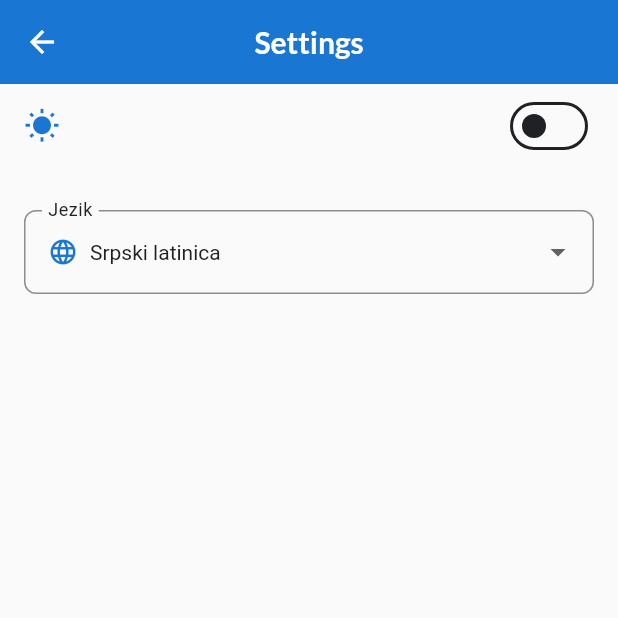
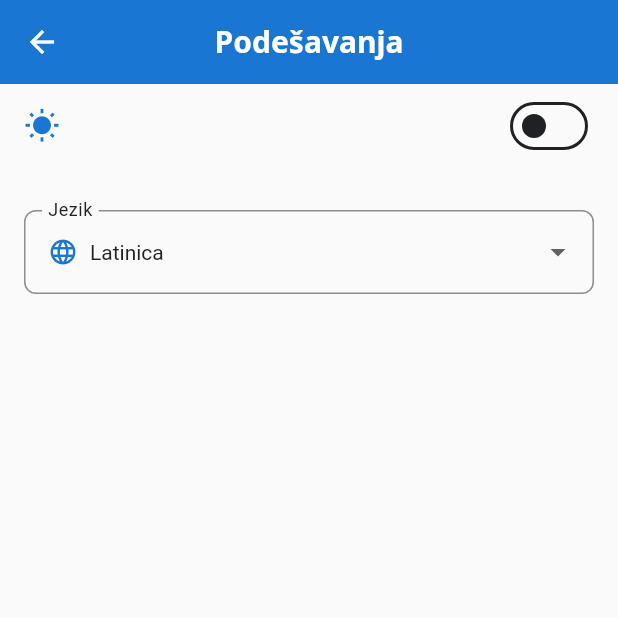
Before and after one commit to pero-grubac/ETFOglasi, a Flutter app: the screen it shows after launch, in the side drawer, after a tap on "Podešavanja", on a phone screen of 412 x 824 dp, the top half of it. Run offline on Flutter 3.47's test engine with Material 3 defaults, Android fonts, the phone set to English and light mode, and no system bars; our stand-ins replace file_picker, flutter_riverpod, get_it, google_fonts, open_filex, permission_handler and 1 more; generated files the repository leaves out were written again.

Commit message:
localization

```diff
--- /dev/null
+++ b/l10n.yaml
@@ -0,0 +1,3 @@
+arb-dir: lib/core/l10n
+template-arb-file: app_sr_Latn.arb
+output-localization-file: app_localizations.dart
--- a/lib/core/service/provider/locale_notifier.dart
+++ b/lib/core/service/provider/locale_notifier.dart
@@ -10,8 +10,17 @@ class LocaleNotifier extends StateNotifier<Locale> {
   }
 }
 
+Locale parseLocale(String localeString) {
+  final parts = localeString.split('-');
+  if (parts.length == 2) {
+    return Locale.fromSubtags(languageCode: parts[0], scriptCode: parts[1]);
+  } else {
+    return Locale(localeString);
+  }
+}
+
 final localeProvider = StateNotifierProvider<LocaleNotifier, Locale>((ref) {
   final localSettings = ref.watch(localSettingsProvider);
-  final locale = Locale(localSettings.language);
+  final locale = parseLocale(localSettings.language);
   return LocaleNotifier(locale);
 });
--- a/lib/core/ui/theme/theme.dart
+++ b/lib/core/ui/theme/theme.dart
@@ -92,7 +92,7 @@ class AppTheme {
         backgroundColor: colorScheme.primary,
         foregroundColor: colorScheme.onPrimary,
         iconTheme: IconThemeData(color: colorScheme.onPrimary),
-        titleTextStyle: GoogleFonts.lato(
+        titleTextStyle: GoogleFonts.notoSans(
           fontSize: 20,
           fontWeight: FontWeight.bold,
           color: colorScheme.onPrimary,
--- a/lib/features/home/data/model/category.dart
+++ b/lib/features/home/data/model/category.dart
@@ -1,8 +1,8 @@
 import 'package:etf_oglasi/config/api_constants.dart';
 import 'package:etf_oglasi/core/navigation/routes.dart';
-import 'package:etf_oglasi/features/home/constants/strings.dart';
 import 'package:etf_oglasi/features/schedule/presentation/widget/class_schedule_settings_widget.dart';
 import 'package:flutter/material.dart';
+import 'package:flutter_gen/gen_l10n/app_localizations.dart';
 
 class Category {
   final int id;
@@ -19,66 +19,68 @@ class Category {
   });
 }
 
-final List<Category> availableCategories = [
+List<Category> buildAvailableCategories(AppLocalizations locale) {
+  return [
     Category(
       id: 1,
-    title: HomeStrings.firstYear,
+      title: locale.firstYear,
       url: getAnnouncementsUrl("1"),
       screenId: Routes.announcementScreen,
     ),
     Category(
       id: 2,
-    title: HomeStrings.secondYear,
+      title: locale.secondYear,
       url: getAnnouncementsUrl("2"),
       screenId: Routes.announcementScreen,
     ),
     Category(
       id: 3,
-    title: HomeStrings.thirdYear,
+      title: locale.thirdYear,
       url: getAnnouncementsUrl("3"),
       screenId: Routes.announcementScreen,
     ),
     Category(
       id: 4,
-    title: HomeStrings.fourthYear,
+      title: locale.fourthYear,
       url: getAnnouncementsUrl("4"),
       screenId: Routes.announcementScreen,
     ),
     Category(
       id: 5,
-    title: HomeStrings.classSchedule,
+      title: locale.classSchedule,
       url: getScheduleUrl("1", "1"),
       settingsWidget: const ClassScheduleSettingsWidget(),
       screenId: Routes.scheduleScreen,
     ),
     Category(
       id: 6,
-    title: HomeStrings.hallSchedule,
+      title: locale.hallSchedule,
       url: getScheduleUrl("1", "1"),
       screenId: Routes.scheduleScreen,
     ),
     Category(
       id: 7,
-    title: HomeStrings.secondCycle,
+      title: locale.secondCycle,
       url: getAnnouncementsUrl("20"),
       screenId: Routes.announcementScreen,
     ),
     Category(
       id: 8,
-    title: HomeStrings.thirdCycle,
+      title: locale.thirdCycle,
       url: getAnnouncementsUrl("30"),
       screenId: Routes.announcementScreen,
     ),
     Category(
       id: 9,
-    title: HomeStrings.postgraduateStudy,
+      title: locale.postgraduateStudy,
       url: getAnnouncementsUrl("102"),
       screenId: Routes.announcementScreen,
     ),
     Category(
       id: 10,
-    title: HomeStrings.finalThesis,
+      title: locale.finalThesis,
       url: getAnnouncementsUrl("21"),
       screenId: Routes.announcementScreen,
     ),
   ];
+}
--- a/lib/features/home/presentation/screen/home_screen.dart
+++ b/lib/features/home/presentation/screen/home_screen.dart
@@ -1,22 +1,24 @@
-import 'package:etf_oglasi/core/constants/strings.dart';
 import 'package:etf_oglasi/features/home/data/model/category.dart';
 import 'package:etf_oglasi/features/home/presentation/widget/category_grid_item.dart';
 import 'package:etf_oglasi/features/settings/presentation/widget/main_drawer.dart';
 import 'package:flutter/material.dart';
+import 'package:flutter_gen/gen_l10n/app_localizations.dart';
 
 class HomeScreen extends StatelessWidget {
   const HomeScreen({super.key});
 
   @override
   Widget build(BuildContext context) {
-    final categories = List<Category>.from(availableCategories)
+    final locale = AppLocalizations.of(context);
+
+    final categories = List<Category>.from(buildAvailableCategories(locale!))
       ..sort((a, b) => a.id.compareTo(b.id));
     final categoryWidgets =
         categories.map((cat) => CategoryGridItem(category: cat)).toList();
 
     return Scaffold(
       appBar: AppBar(
-        title: const Text(GeneralStrings.announcements),
+        title: Text(locale.notifications),
       ),
       drawer: const MainDrawer(),
       body: GridView(
--- a/lib/features/settings/data/model/local_settings.dart
+++ b/lib/features/settings/data/model/local_settings.dart
@@ -3,10 +3,10 @@ import 'dart:convert';
 class LocalSettings {
   static const darkMode = 'dark';
   static const lightMode = 'light';
-  static const srLatLang = 'sr-lat';
-  static const srLatName = 'Srpski latinica';
-  static const srCyrLang = 'sr-cyr';
-  static const srCyrName = 'Srpski ćirilica';
+  static const srLatLang = 'sr-Latn';
+  static const srLatName = 'Latinica';
+  static const srCyrLang = 'sr-Cyrl';
+  static const srCyrName = 'Ћирилица';
   final String language;
   final String themeMode;
 
--- a/lib/features/settings/presentation/screen/settings_screen.dart
+++ b/lib/features/settings/presentation/screen/settings_screen.dart
@@ -1,5 +1,6 @@
 import 'package:etf_oglasi/features/settings/service/local_settings_provider.dart';
 import 'package:flutter/material.dart';
+import 'package:flutter_gen/gen_l10n/app_localizations.dart';
 import 'package:flutter_riverpod/flutter_riverpod.dart';
 
 import '../../data/model/local_settings.dart';
@@ -9,7 +10,11 @@ class SettingsScreen extends ConsumerWidget {
 
   const SettingsScreen({super.key});
   Widget _buildSettingsContent(
-      BuildContext context, WidgetRef ref, LocalSettings settings) {
+    BuildContext context,
+    WidgetRef ref,
+    LocalSettings settings,
+  ) {
+    final locale = AppLocalizations.of(context);
     final isDarkMode = settings.themeMode == LocalSettings.darkMode;
 
     final languageOptions = [
@@ -47,9 +52,9 @@ class SettingsScreen extends ConsumerWidget {
               padding:
                   const EdgeInsets.symmetric(horizontal: 16.0, vertical: 8.0),
               child: DropdownButtonFormField<String>(
-                decoration: const InputDecoration(
-                  labelText: 'Jezik',
-                  border: OutlineInputBorder(),
+                decoration: InputDecoration(
+                  labelText: locale?.language,
+                  border: const OutlineInputBorder(),
                 ),
                 style: TextStyle(
                   color: Theme.of(context).textTheme.titleLarge!.color,
@@ -78,7 +83,7 @@ class SettingsScreen extends ConsumerWidget {
                         .updateLanguage(value);
                   }
                 },
-                hint: const Text('Izaberite jezik'),
+                hint: Text(locale!.choseLanguage),
                 isExpanded: true, // Makes dropdown take full width
                 menuMaxHeight: 300, // Limits dropdown height
                 borderRadius: BorderRadius.circular(8),
@@ -95,11 +100,12 @@ class SettingsScreen extends ConsumerWidget {
   @override
   Widget build(BuildContext context, WidgetRef ref) {
     final settings = ref.watch(localSettingsProvider);
+    final locale = AppLocalizations.of(context);
 
     return Scaffold(
       appBar: AppBar(
         centerTitle: true,
-        title: const Text('Settings'),
+        title: Text(locale!.settings),
       ),
       body: _buildSettingsContent(context, ref, settings),
     );
--- a/lib/features/settings/presentation/widget/main_drawer.dart
+++ b/lib/features/settings/presentation/widget/main_drawer.dart
@@ -1,6 +1,6 @@
-import 'package:etf_oglasi/core/constants/strings.dart';
 import 'package:etf_oglasi/core/ui/theme/drawer_header_theme.dart';
 import 'package:flutter/material.dart';
+import 'package:flutter_gen/gen_l10n/app_localizations.dart';
 
 import '../screen/settings_screen.dart';
 
@@ -9,6 +9,8 @@ class MainDrawer extends StatelessWidget {
 
   @override
   Widget build(BuildContext context) {
+    final locale = AppLocalizations.of(context);
+
     final theme = Theme.of(context);
     final drawerHeaderTheme = theme.extension<DrawerHeaderTheme>();
     return Drawer(
@@ -28,7 +30,7 @@ class MainDrawer extends StatelessWidget {
                   width: 18,
                 ),
                 Text(
-                  GeneralStrings.appTitle,
+                  locale!.appTitle,
                   style: TextStyle(color: theme.colorScheme.onPrimary),
                 ),
               ],
@@ -40,7 +42,7 @@ class MainDrawer extends StatelessWidget {
               size: 26,
               color: theme.colorScheme.primary,
             ),
-            title: const Text('Podešavanja'),
+            title: Text(locale!.settings),
             onTap: () {
               Navigator.of(context).pushNamed(SettingsScreen.id);
             },
@@ -51,7 +53,7 @@ class MainDrawer extends StatelessWidget {
               size: 26,
               color: theme.colorScheme.primary,
             ),
-            title: const Text('Obavjestenja'),
+            title: Text(locale.notifications),
             onTap: () {},
           ),
           ListTile(
@@ -60,7 +62,7 @@ class MainDrawer extends StatelessWidget {
               size: 26,
               color: theme.colorScheme.primary,
             ),
-            title: const Text('Raspored'),
+            title: Text(locale.schedule),
             onTap: () {},
           ),
         ],
--- a/lib/features/settings/service/local_settings_provider.dart
+++ b/lib/features/settings/service/local_settings_provider.dart
@@ -26,7 +26,7 @@ class LocalSettingsNotifier extends StateNotifier<LocalSettings> {
         themeMode == LocalSettings.darkMode ? ThemeMode.dark : ThemeMode.light;
     ref.read(themeNotifierProvider.notifier).setTheme(themeModeEnum);
 
-    final locale = Locale(language);
+    final locale = parseLocale(language);
     ref.read(localeProvider.notifier).updateLocale(locale);
   }
 
@@ -43,7 +43,7 @@ class LocalSettingsNotifier extends StateNotifier<LocalSettings> {
     state = LocalSettings(themeMode: state.themeMode, language: language);
     _saveSettings();
 
-    final locale = Locale(language);
+    final locale = parseLocale(language);
     ref.read(localeProvider.notifier).updateLocale(locale);
   }
 
--- a/lib/main.dart
+++ b/lib/main.dart
@@ -5,6 +5,7 @@ import 'package:etf_oglasi/core/ui/theme/theme_constants.dart';
 import 'package:etf_oglasi/core/util/service_locator.dart';
 import 'package:etf_oglasi/features/home/presentation/screen/home_screen.dart';
 import 'package:flutter/material.dart';
+import 'package:flutter_gen/gen_l10n/app_localizations.dart';
 import 'package:flutter_riverpod/flutter_riverpod.dart';
 import 'package:shared_preferences/shared_preferences.dart';
 
@@ -37,6 +38,9 @@ class MyApp extends ConsumerWidget {
       theme: lightTheme,
       darkTheme: darkTheme,
       themeMode: themeMode,
+      localizationsDelegates: AppLocalizations.localizationsDelegates,
+      supportedLocales: AppLocalizations.supportedLocales,
+      locale: locale,
       home: const HomeScreen(),
       onGenerateRoute: Routes.generateRoute,
     );
```
Also changed, not shown: lib/core/l10n/app_sr.arb (added, +35 -0 lines), lib/core/l10n/app_sr_Cyrl.arb (added, +35 -0 lines), lib/core/l10n/app_sr_Latn.arb (added, +35 -0 lines), lib/features/schedule/presentation/screen/schedule_screen.dart (+13 -10 lines), lib/features/schedule/presentation/widget/class_schedule_settings_widget.dart (+16 -12 lines), pubspec.yaml (+11 -66 lines), pubspec.lock, 4 other files. Lines whose indentation alone changed are shown as unchanged.
